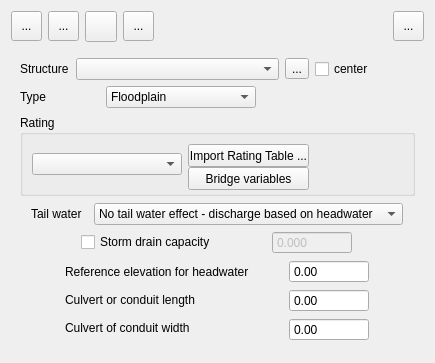
FLO-2DSoftware/qgis-flo-2d-plugin, file flo2d/ui/struct_editor.ui: the form before one commit.
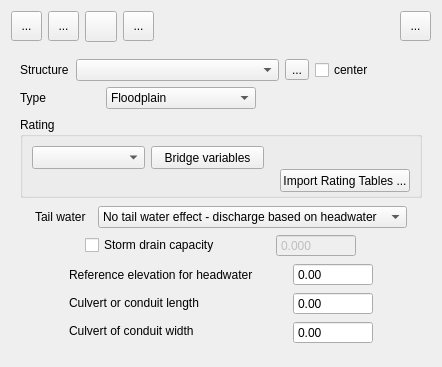
The form after the commit. Icons and pictures are not drawn.

Commit message: Hydraulic Structures: import multiple rating table files and assign them to structures with equal name

Diff of the .ui file:
```diff
--- a/flo2d/ui/struct_editor.ui
+++ b/flo2d/ui/struct_editor.ui
@@ -6,8 +6,8 @@
    <rect>
     <x>0</x>
     <y>0</y>
-    <width>435</width>
-    <height>363</height>
+    <width>442</width>
+    <height>367</height>
    </rect>
   </property>
   <property name="sizePolicy">
@@ -25,7 +25,7 @@
   <property name="windowTitle">
    <string>FLO-2D Widget</string>
   </property>
-  <layout class="QGridLayout" name="gridLayout_15">
+  <layout class="QGridLayout" name="gridLayout_8">
    <item row="0" column="0">
     <layout class="QGridLayout" name="gridLayout_2">
      <property name="sizeConstraint">
@@ -202,7 +202,7 @@
      <property name="frameShadow">
       <enum>QFrame::Plain</enum>
      </property>
-     <layout class="QGridLayout" name="gridLayout_11">
+     <layout class="QGridLayout" name="gridLayout_10">
       <item row="0" column="0">
        <layout class="QGridLayout" name="gridLayout_14">
         <property name="sizeConstraint">
@@ -354,31 +354,31 @@
       <item row="1" column="0">
        <widget class="QGroupBox" name="groupBox">
         <property name="sizePolicy">
-         <sizepolicy hsizetype="Preferred" vsizetype="Fixed">
+         <sizepolicy hsizetype="Fixed" vsizetype="Fixed">
           <horstretch>0</horstretch>
           <verstretch>0</verstretch>
          </sizepolicy>
         </property>
         <property name="minimumSize">
          <size>
-          <width>0</width>
+          <width>300</width>
           <height>81</height>
          </size>
         </property>
         <property name="maximumSize">
          <size>
-          <width>16777215</width>
+          <width>500</width>
           <height>81</height>
          </size>
         </property>
         <property name="title">
          <string>Rating</string>
         </property>
-        <layout class="QGridLayout" name="gridLayout_8">
-         <item row="0" column="1">
+        <layout class="QGridLayout" name="gridLayout_11">
+         <item row="0" column="0">
           <layout class="QGridLayout" name="gridLayout_4">
            <item row="0" column="0">
-            <widget class="QPushButton" name="import_rating_table_btn">
+            <widget class="QComboBox" name="rating_cbo">
              <property name="sizePolicy">
               <sizepolicy hsizetype="Fixed" vsizetype="Fixed">
                <horstretch>0</horstretch>
@@ -387,22 +387,22 @@
              </property>
              <property name="minimumSize">
               <size>
-               <width>105</width>
+               <width>113</width>
                <height>23</height>
               </size>
              </property>
              <property name="maximumSize">
               <size>
-               <width>121</width>
+               <width>113</width>
                <height>23</height>
               </size>
              </property>
-             <property name="text">
-              <string>Import Rating Table ...</string>
+             <property name="sizeAdjustPolicy">
+              <enum>QComboBox::AdjustToMinimumContentsLength</enum>
              </property>
             </widget>
            </item>
-           <item row="1" column="0">
+           <item row="0" column="1">
             <widget class="QPushButton" name="bridge_variables_btn">
              <property name="enabled">
               <bool>true</bool>
@@ -415,13 +415,13 @@
              </property>
              <property name="minimumSize">
               <size>
-               <width>105</width>
+               <width>113</width>
                <height>23</height>
               </size>
              </property>
              <property name="maximumSize">
               <size>
-               <width>121</width>
+               <width>113</width>
                <height>23</height>
               </size>
              </property>
@@ -432,8 +432,34 @@
            </item>
           </layout>
          </item>
-         <item row="0" column="0">
-          <widget class="QComboBox" name="rating_cbo">
+         <item row="0" column="1" colspan="2">
+          <spacer name="horizontalSpacer_5">
+           <property name="orientation">
+            <enum>Qt::Horizontal</enum>
+           </property>
+           <property name="sizeHint" stdset="0">
+            <size>
+             <width>143</width>
+             <height>18</height>
+            </size>
+           </property>
+          </spacer>
+         </item>
+         <item row="1" column="0" colspan="2">
+          <spacer name="horizontalSpacer_2">
+           <property name="orientation">
+            <enum>Qt::Horizontal</enum>
+           </property>
+           <property name="sizeHint" stdset="0">
+            <size>
+             <width>247</width>
+             <height>14</height>
+            </size>
+           </property>
+          </spacer>
+         </item>
+         <item row="1" column="2">
+          <widget class="QPushButton" name="import_rating_table_btn">
            <property name="sizePolicy">
             <sizepolicy hsizetype="Fixed" vsizetype="Fixed">
              <horstretch>0</horstretch>
@@ -442,28 +468,21 @@
            </property>
            <property name="minimumSize">
             <size>
-             <width>150</width>
-             <height>20</height>
+             <width>130</width>
+             <height>23</height>
             </size>
            </property>
-           <property name="sizeAdjustPolicy">
-            <enum>QComboBox::AdjustToMinimumContentsLength</enum>
+           <property name="maximumSize">
+            <size>
+             <width>130</width>
+             <height>23</height>
+            </size>
+           </property>
+           <property name="text">
+            <string>Import Rating Tables ...</string>
            </property>
           </widget>
          </item>
-         <item row="0" column="2">
-          <spacer name="horizontalSpacer_2">
-           <property name="orientation">
-            <enum>Qt::Horizontal</enum>
-           </property>
-           <property name="sizeHint" stdset="0">
-            <size>
-             <width>40</width>
-             <height>20</height>
-            </size>
-           </property>
-          </spacer>
-         </item>
         </layout>
        </widget>
       </item>
```
Left out of the diff: 6 changed lines with no effect on the pictures. The commit also changes 3 other files.
